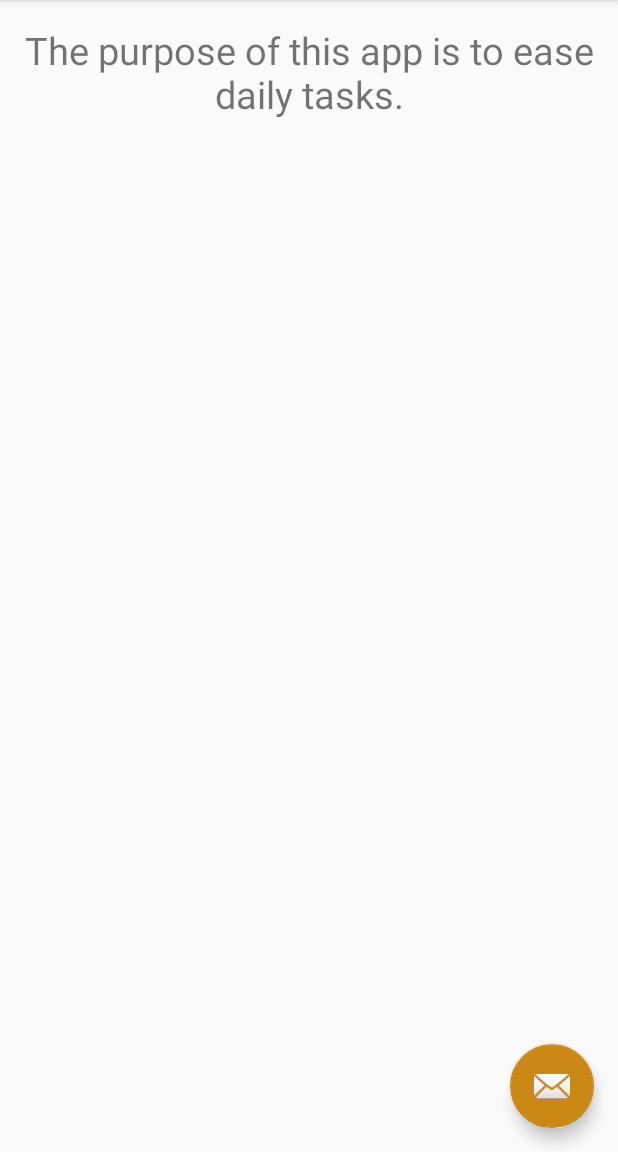
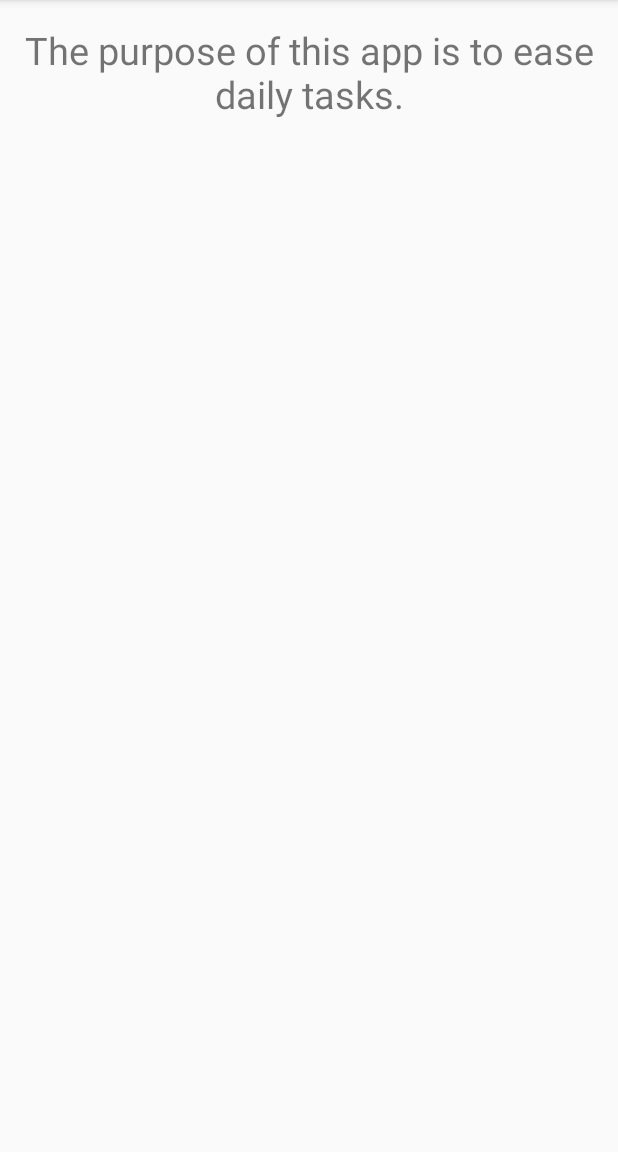
Before and after one commit to armandanusca/FinMath, an Android app: the screen it shows after launch (MainActivity), on a phone screen of 412 x 824 dp, the part 84-1236 px from its top. Run offline under Robolectric (Android 15) with nearby library versions, the phone set to English and light mode, and no system bars.

Commit message:
fixed double button
still i don’t have any ideea how to fix the math part

```diff
--- a/app/src/main/java/com/example/lyostudio/finmath/MainActivity.java
+++ b/app/src/main/java/com/example/lyostudio/finmath/MainActivity.java
@@ -23,18 +23,6 @@ public class MainActivity extends AppCompatActivity
         setContentView(R.layout.activity_main);
         Toolbar toolbar = (Toolbar) findViewById(R.id.toolbar);
         setSupportActionBar(toolbar);
-        final String subject = "FinMath - Contact ";
-        FloatingActionButton fab = (FloatingActionButton) findViewById(R.id.fab);
-        assert fab != null;
-        fab.setOnClickListener(new View.OnClickListener() {
-            @Override
-            public void onClick(View view) {
-                Intent intent = new Intent(Intent.ACTION_SENDTO, Uri.fromParts(
-                        "Stef Moisanu","SMoisanu@gmail.com", null));
-                intent.putExtra(Intent.EXTRA_SUBJECT, subject);
-                startActivity(Intent.createChooser(intent, "Choose an Email client :"));
-            }
-        });
 
         DrawerLayout drawer = (DrawerLayout) findViewById(R.id.drawer_layout);
         ActionBarDrawerToggle toggle = new ActionBarDrawerToggle(
--- a/app/src/main/res/layout/app_bar_main.xml
+++ b/app/src/main/res/layout/app_bar_main.xml
@@ -23,12 +23,5 @@
 
     <include layout="@layout/content_main" />
 
-    <android.support.design.widget.FloatingActionButton
-        android:id="@+id/fab"
-        android:layout_width="wrap_content"
-        android:layout_height="wrap_content"
-        android:layout_gravity="bottom|end"
-        android:layout_margin="@dimen/fab_margin"
-        android:src="@android:drawable/ic_dialog_email" />
 
 </android.support.design.widget.CoordinatorLayout>
--- a/app/src/main/res/layout/settings.xml
+++ b/app/src/main/res/layout/settings.xml
@@ -88,7 +88,7 @@
         android:text="Carol Rameder"
         android:id="@+id/carol"
         android:layout_marginTop="310dp"
-        android:layout_marginLeft="242dp" />
+        android:layout_marginLeft="222dp" />
 
     <ImageView
         android:layout_width="100dp"
@@ -96,7 +96,7 @@
         android:id="@+id/alteta"
         android:src="@mipmap/carol"
         android:layout_marginTop="215dp"
-        android:layout_marginLeft="235dp"
+        android:layout_marginLeft="215dp"
         android:layout_alignParentStart="true" />
 
 </RelativeLayout>
```
